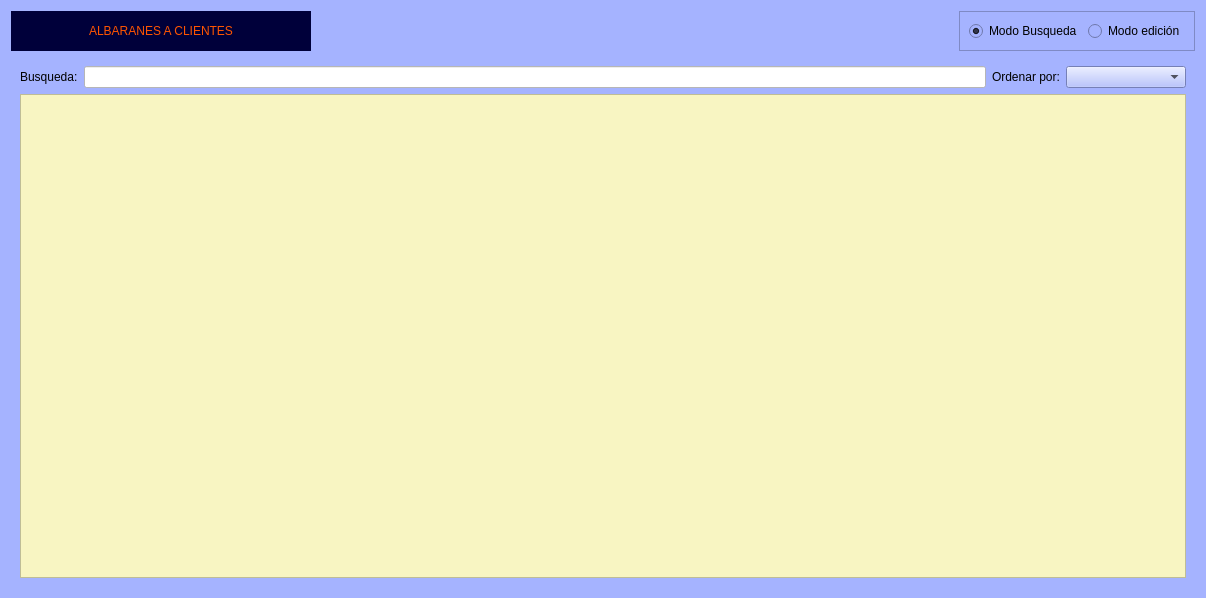
Before: the Qt Designer form Zona_Ventas/frmalbaran.ui in arcnexus/RedFoX, drawn with Qt 5.
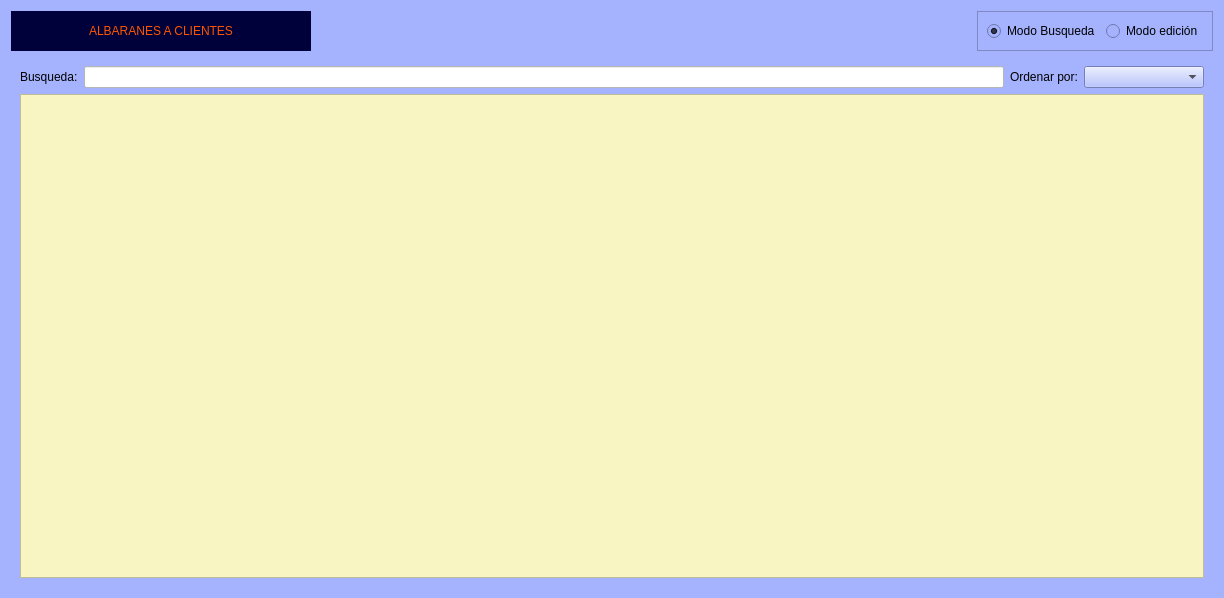
After: the same form once the commit is applied. Icons and pictures are not drawn.

Patch:
```diff
--- a/Zona_Ventas/frmalbaran.ui
+++ b/Zona_Ventas/frmalbaran.ui
@@ -6,7 +6,7 @@
    <rect>
     <x>0</x>
     <y>0</y>
-    <width>1206</width>
+    <width>1224</width>
     <height>598</height>
    </rect>
   </property>
```
